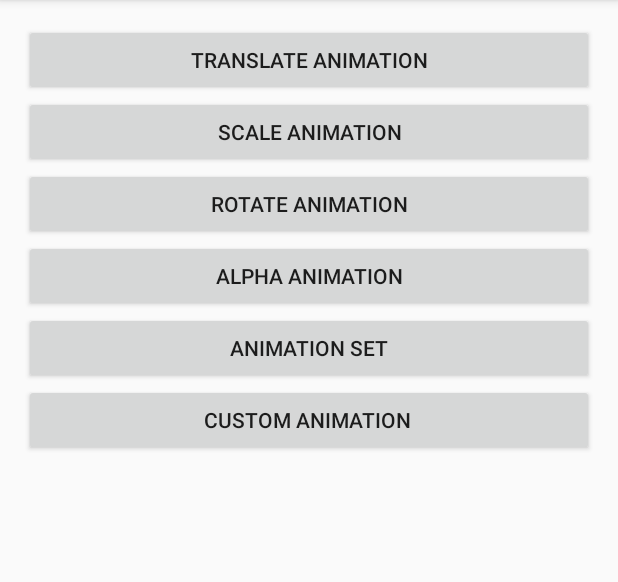
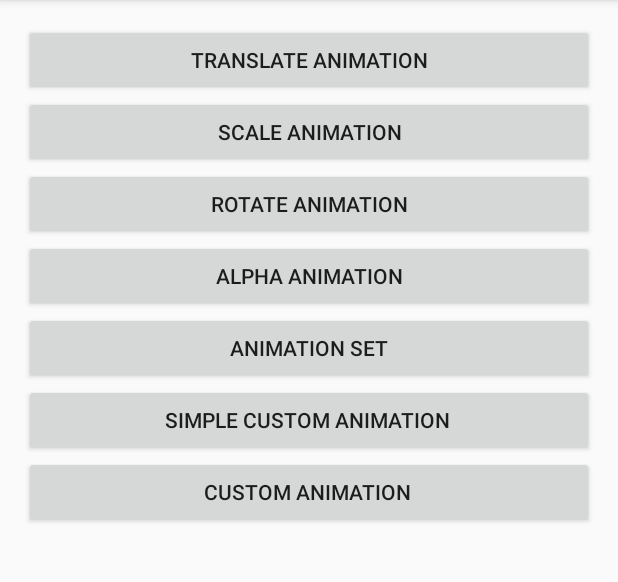
Before and after one commit to D-clock/AndroidStudyCode, an Android app: the AnimationActivity screen opened directly, with no data from a screen before it, on a phone screen of 412 x 824 dp, the part 84-666 px from its top. Run offline under Robolectric (Android 15) with nearby library versions, the phone set to English and light mode, and no system bars.

Commit message:
提交Animation文章内容记录

```diff
--- a/src/main/java/com/clock/study/activity/AnimationActivity.java
+++ b/src/main/java/com/clock/study/activity/AnimationActivity.java
@@ -13,6 +13,7 @@ import android.widget.Button;
 
 import com.clock.study.R;
 import com.clock.study.animation.CustomAnimation;
+import com.clock.study.animation.SimpleCustomAnimation;
 
 /**
  * Android动画效果实现复习
@@ -24,6 +25,7 @@ public class AnimationActivity extends AppCompatActivity implements View.OnClick
     private Button mBtnRotate;
     private Button mBtnAlpha;
     private Button mBtnSet;
+    private Button mBtnSimpleCustom;
     private Button mBtnCustom;
 
     @Override
@@ -45,6 +47,9 @@ public class AnimationActivity extends AppCompatActivity implements View.OnClick
 
         mBtnSet = (Button) findViewById(R.id.btn_set);
         mBtnSet.setOnClickListener(this);
+
+        mBtnSimpleCustom = (Button) findViewById(R.id.btn_simple_custom_anim);
+        mBtnSimpleCustom.setOnClickListener(this);
 
         mBtnCustom = (Button) findViewById(R.id.btn_custom_anim);
         mBtnCustom.setOnClickListener(this);
@@ -96,6 +101,12 @@ public class AnimationActivity extends AppCompatActivity implements View.OnClick
             animSet.addAnimation(alphaAnim);
             mBtnSet.startAnimation(animSet);
 
+        } else if (viewId == R.id.btn_simple_custom_anim) {
+
+            SimpleCustomAnimation simpleCustomAnim = new SimpleCustomAnimation();//简单的自定义动画效果
+            simpleCustomAnim.setDuration(1000);
+            mBtnSimpleCustom.startAnimation(simpleCustomAnim);
+
         } else if (viewId == R.id.btn_custom_anim) {
 
             CustomAnimation customAnim = new CustomAnimation();//仿QQ抖屏动画效果
--- a/src/main/java/com/clock/study/activity/MainActivity.java
+++ b/src/main/java/com/clock/study/activity/MainActivity.java
@@ -15,7 +15,7 @@ public class MainActivity extends AppCompatActivity implements View.OnClickListe
         setContentView(R.layout.activity_main);
 
         findViewById(R.id.btn_camera_take_photo).setOnClickListener(this);
-        findViewById(R.id.btn_android_anim).setOnClickListener(this);
+        findViewById(R.id.btn_animation).setOnClickListener(this);
     }
 
     @Override
@@ -24,7 +24,7 @@ public class MainActivity extends AppCompatActivity implements View.OnClickListe
         if (viewId == R.id.btn_camera_take_photo) {
             Intent takePhotoIntent = new Intent(this, CapturePhotoActivity.class);
             startActivity(takePhotoIntent);
-        } else if (viewId == R.id.btn_android_anim) {
+        } else if (viewId == R.id.btn_animation) {
             Intent androidAnimIntent = new Intent(this, AnimationActivity.class);
             startActivity(androidAnimIntent);
         }
--- a/src/main/java/com/clock/study/animation/CustomAnimation.java
+++ b/src/main/java/com/clock/study/animation/CustomAnimation.java
@@ -15,11 +15,13 @@ public class CustomAnimation extends Animation {
 
     @Override
     protected void applyTransformation(float interpolatedTime, Transformation t) {
-        Log.i(TAG, "applyTransformation");
         t.getMatrix().setTranslate(
                 (float) Math.sin(interpolatedTime * 50) * 8,
                 (float) Math.sin(interpolatedTime * 50) * 8
         );// 50越大频率越高，8越小振幅越小
-        super.applyTransformation(interpolatedTime, t);
+        Log.i(TAG, "-------------applyTransformation-------------");
+        Log.i(TAG, "interpolatedTime:" + interpolatedTime);//动画持续的时间，时间比例系数（0.0 到 1.0）之间
+        Log.i(TAG, "transformation:" + t);//控制动画效果，Transformation包含两个信息，一个Alpha值，一个Matrix矩阵
+        Log.i(TAG, "-------------applyTransformation-------------");
     }
 }
--- a/src/main/res/layout/activity_android_anim.xml
+++ b/src/main/res/layout/activity_android_anim.xml
@@ -39,6 +39,12 @@
         android:text="Animation Set" />
 
     <Button
+        android:id="@+id/btn_simple_custom_anim"
+        android:layout_width="match_parent"
+        android:layout_height="wrap_content"
+        android:text="Simple Custom Animation " />
+
+    <Button
         android:id="@+id/btn_custom_anim"
         android:layout_width="match_parent"
         android:layout_height="wrap_content"
--- a/src/main/res/layout/activity_main.xml
+++ b/src/main/res/layout/activity_main.xml
@@ -15,8 +15,8 @@
         android:text="拍照保存实现" />
 
     <Button
-        android:id="@+id/btn_android_anim"
+        android:id="@+id/btn_animation"
         android:layout_width="match_parent"
         android:layout_height="wrap_content"
-        android:text="Android 动画实现" />
+        android:text="Android Animation" />
 </LinearLayout>
```
Also changed, not shown: src/main/java/com/clock/study/animation/SimpleCustomAnimation.java (added, +46 -0 lines), 2 other files.
